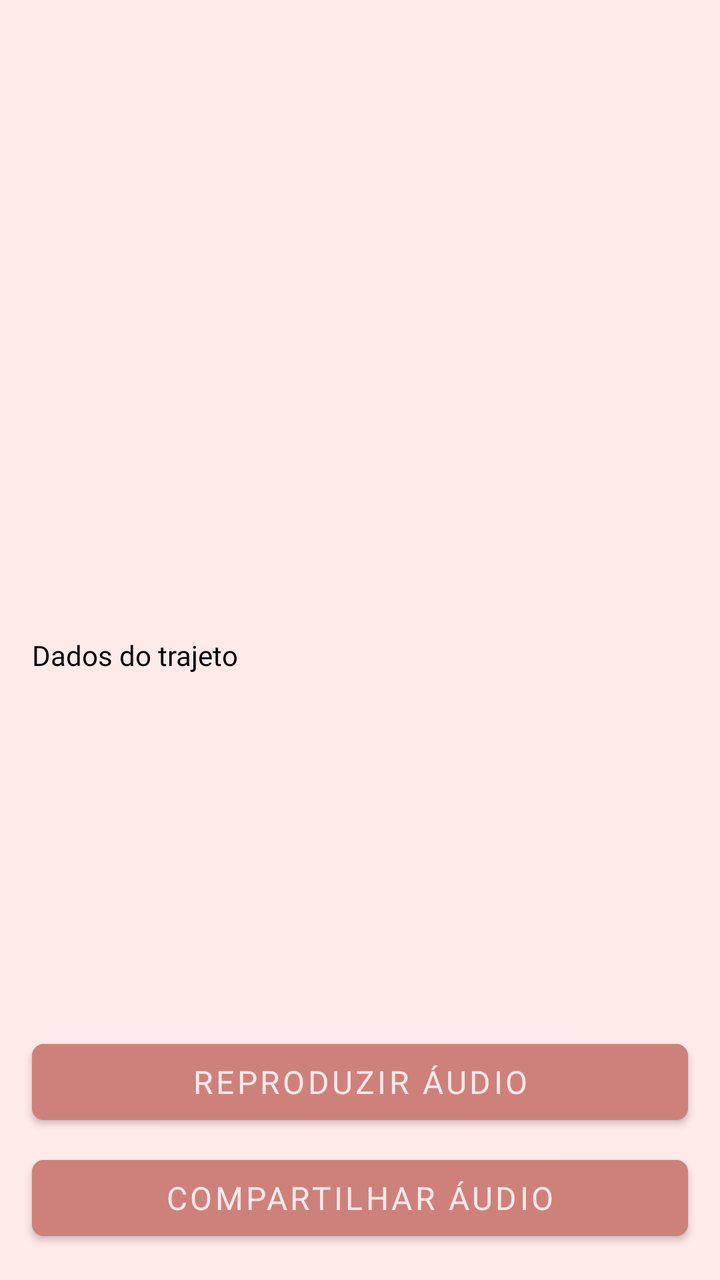
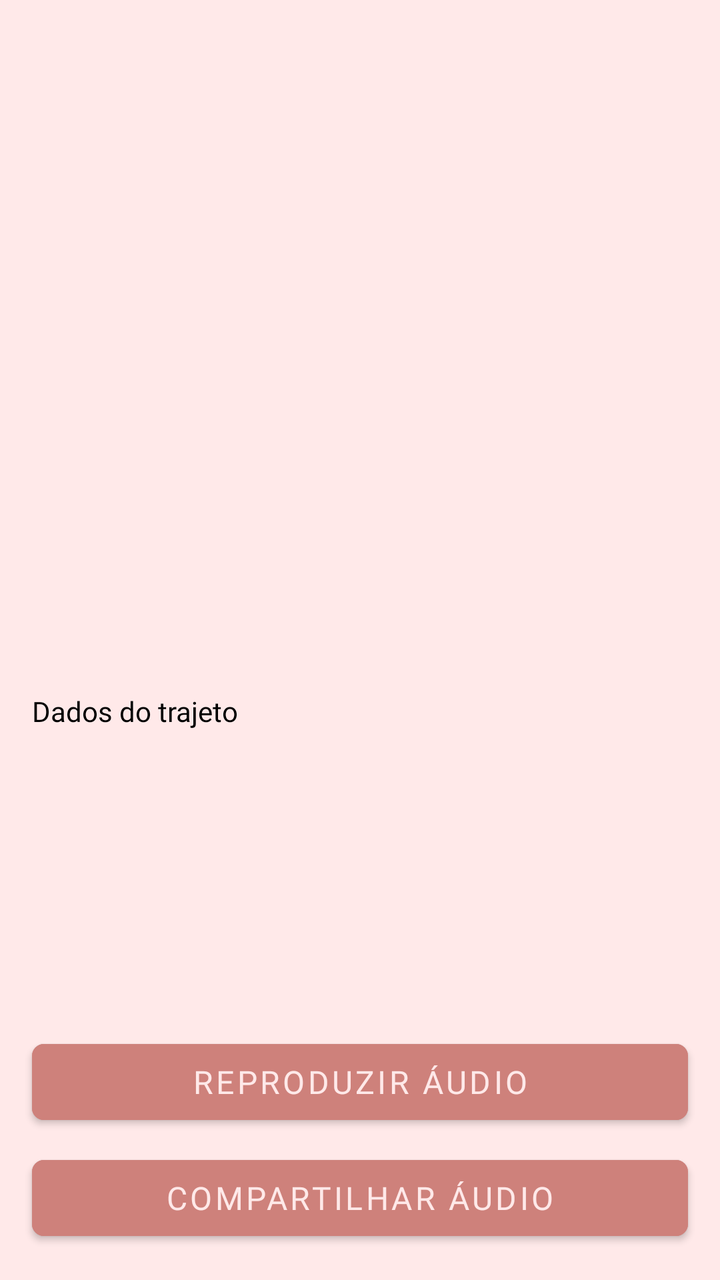

Screens rendered from an Android XML layout before and after an edit, with the pre-edit source and the edit as a unified diff.
<!-- AndroidManifest.xml: application theme Theme.SafeTrace -->
<!-- res/layout/activity_mapa_trajeto.xml -->
<?xml version="1.0" encoding="utf-8"?>
<androidx.constraintlayout.widget.ConstraintLayout xmlns:android="http://schemas.android.com/apk/res/android"
    xmlns:app="http://schemas.android.com/apk/res-auto"
    xmlns:tools="http://schemas.android.com/tools"
    android:layout_width="match_parent"
    android:layout_height="match_parent"
    android:background="@color/fundo">

    
    <ImageView
        android:id="@+id/imageViewVoltar"
        android:layout_width="48dp"
        android:layout_height="48dp"
        android:layout_marginStart="16dp"
        android:layout_marginTop="16dp"
        android:layout_marginEnd="347dp"
        android:layout_marginBottom="8dp"
        android:background="?attr/selectableItemBackgroundBorderless"
        android:clickable="true"
        android:focusable="true"
        android:padding="12dp"
        app:layout_constraintBottom_toTopOf="@+id/mapContainer"
        app:layout_constraintEnd_toEndOf="parent"
        app:layout_constraintStart_toStartOf="parent"
        app:layout_constraintTop_toTopOf="parent"
        app:srcCompat="@drawable/baseline_arrow_back_24"
        app:tint="@color/primaria" />

    
    <FrameLayout
        android:id="@+id/mapContainer"
        android:layout_width="0dp"
        android:layout_height="0dp"
        android:layout_marginTop="8dp"
        app:layout_constraintBottom_toTopOf="@+id/scrollViewDados"
        app:layout_constraintEnd_toEndOf="parent"
        app:layout_constraintStart_toStartOf="parent"
        app:layout_constraintTop_toBottomOf="@+id/imageViewVoltar" />

    
    <ScrollView
        android:id="@+id/scrollViewDados"
        android:layout_width="0dp"
        android:layout_height="0dp"
        android:layout_marginTop="8dp"
        android:maxHeight="250dp"
        app:layout_constraintBottom_toTopOf="@+id/buttonPlayAudio"
        app:layout_constraintEnd_toEndOf="parent"
        app:layout_constraintStart_toStartOf="parent"
        app:layout_constraintTop_toBottomOf="@+id/mapContainer">

        <TextView
            android:id="@+id/textViewDados"
            android:layout_width="match_parent"
            android:layout_height="wrap_content"
            android:layout_margin="16dp"
            android:fontFamily="@font/poppins"
            android:lineSpacingExtra="4dp"
            android:text="Dados do trajeto"
            android:textColor="@color/black"
            android:textSize="14sp" />
    </ScrollView>

    
    <com.google.android.material.button.MaterialButton
        android:id="@+id/buttonPlayAudio"
        android:layout_width="0dp"
        android:layout_height="50dp"
        android:layout_marginStart="16dp"
        android:layout_marginEnd="16dp"
        android:layout_marginBottom="8dp"
        android:backgroundTint="@color/primaria"
        android:fontFamily="@font/poppins_semibold"
        android:text="Reproduzir Áudio"
        android:textColor="@color/fundo"
        android:textSize="16sp"
        app:cornerRadius="6dp"
        app:layout_constraintBottom_toTopOf="@+id/buttonCompartilharAudio"
        app:layout_constraintEnd_toEndOf="parent"
        app:layout_constraintStart_toStartOf="parent"
        app:layout_constraintTop_toBottomOf="@+id/scrollViewDados" />

    
    <com.google.android.material.button.MaterialButton
        android:id="@+id/buttonCompartilharAudio"
        android:layout_width="0dp"
        android:layout_height="50dp"
        android:layout_marginStart="16dp"
        android:layout_marginEnd="16dp"
        android:layout_marginBottom="16dp"
        android:backgroundTint="@color/primaria"
        android:fontFamily="@font/poppins_semibold"
        android:text="Compartilhar Áudio"
        android:textColor="@color/fundo"
        android:textSize="16sp"
        app:cornerRadius="6dp"
        app:layout_constraintBottom_toBottomOf="parent"
        app:layout_constraintEnd_toEndOf="parent"
        app:layout_constraintStart_toStartOf="parent"
        app:layout_constraintTop_toBottomOf="@+id/buttonPlayAudio" />

</androidx.constraintlayout.widget.ConstraintLayout>
<!-- resources referenced by this layout -->
<resources>
  <color name="black">#FF000000</color>
  <color name="fundo">#ffe9e9</color>
  <color name="primaria">#ce817b</color>
  <!-- drawable baseline_arrow_back_24 (drawable) -->
  <vector xmlns:android="http://schemas.android.com/apk/res/android" android:autoMirrored="true" android:height="24dp" android:tint="#CE817B" android:viewportHeight="24" android:viewportWidth="24" android:width="24dp">
  
      <path android:fillColor="@android:color/white" android:pathData="M20,11H7.83l5.59,-5.59L12,4l-8,8 8,8 1.41,-1.41L7.83,13H20v-2z"/>
  
  </vector>
  <style name="Theme.SafeTrace" parent="Theme.MaterialComponents.DayNight.NoActionBar">
          
          <item name="colorPrimary">@color/primaria</item>
          <item name="colorPrimaryVariant">@color/primaria_variacao</item>
  
          
          <item name="colorSecondary">@color/secundaria</item>
          <item name="colorSecondaryVariant">@color/secundaria_variacao</item>
  
          
          <item name="android:colorBackground">@color/fundo</item>
  
          
          <item name="android:textColorPrimary">@color/black</item>
          <item name="android:textColorSecondary">@color/secundaria</item>
  
          
          <item name="materialThemeOverlay">@style/ThemeOverlay.SafeTrace</item>
      </style>
  <color name="primaria_variacao">#ea9999</color>
  <color name="secundaria">#BA0606</color>
  <color name="secundaria_variacao">#762f2a</color>
  <style name="ThemeOverlay.SafeTrace" parent="ThemeOverlay.MaterialComponents.TextInputEditText.OutlinedBox">
          <item name="colorControlNormal">@color/primaria</item> 
          <item name="colorControlActivated">@color/primaria</item> 
          <item name="android:textColor">@color/primaria</item> 
          <item name="android:textColorHint">@color/primaria</item> 
      </style>
</resources>

<!-- the commit's change to res/layout/activity_mapa_trajeto.xml (unified diff, before → after) -->
@@ -30,9 +30,8 @@
     <FrameLayout
         android:id="@+id/mapContainer"
         android:layout_width="0dp"
-        android:layout_height="0dp"
+        android:layout_height="250dp"
         android:layout_marginTop="8dp"
-        app:layout_constraintBottom_toTopOf="@+id/scrollViewDados"
         app:layout_constraintEnd_toEndOf="parent"
         app:layout_constraintStart_toStartOf="parent"
         app:layout_constraintTop_toBottomOf="@+id/imageViewVoltar" />
@@ -43,22 +42,29 @@
         android:layout_width="0dp"
         android:layout_height="0dp"
         android:layout_marginTop="8dp"
-        android:maxHeight="250dp"
+        android:layout_marginBottom="8dp"
+        android:scrollbars="vertical"
         app:layout_constraintBottom_toTopOf="@+id/buttonPlayAudio"
         app:layout_constraintEnd_toEndOf="parent"
         app:layout_constraintStart_toStartOf="parent"
         app:layout_constraintTop_toBottomOf="@+id/mapContainer">
 
-        <TextView
-            android:id="@+id/textViewDados"
+        <LinearLayout
             android:layout_width="match_parent"
             android:layout_height="wrap_content"
-            android:layout_margin="16dp"
-            android:fontFamily="@font/poppins"
-            android:lineSpacingExtra="4dp"
-            android:text="Dados do trajeto"
-            android:textColor="@color/black"
-            android:textSize="14sp" />
+            android:orientation="vertical">
+
+            <TextView
+                android:id="@+id/textViewDados"
+                android:layout_width="match_parent"
+                android:layout_height="wrap_content"
+                android:layout_margin="16dp"
+                android:fontFamily="@font/poppins"
+                android:lineSpacingExtra="4dp"
+                android:text="Dados do trajeto"
+                android:textColor="@color/black"
+                android:textSize="14sp" />
+        </LinearLayout>
     </ScrollView>
 
     
